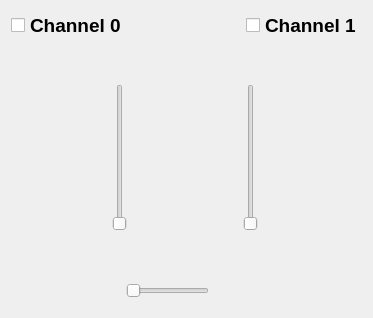
Before: the Qt Designer form ui/mainwindow.ui in Melomanstd/daq_gui, drawn with Qt 5.
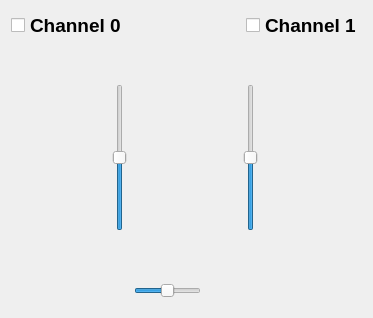
After: the same form once the commit is applied. Icons and pictures are not drawn.

Patch:
```diff
--- a/ui/mainwindow.ui
+++ b/ui/mainwindow.ui
@@ -119,6 +119,15 @@
           <property name="layoutDirection">
            <enum>Qt::LeftToRight</enum>
           </property>
+          <property name="minimum">
+           <number>-100</number>
+          </property>
+          <property name="maximum">
+           <number>100</number>
+          </property>
+          <property name="value">
+           <number>0</number>
+          </property>
           <property name="orientation">
            <enum>Qt::Vertical</enum>
           </property>
@@ -215,6 +224,15 @@
           <property name="toolTip">
            <string>Voltage range</string>
           </property>
+          <property name="minimum">
+           <number>-100</number>
+          </property>
+          <property name="maximum">
+           <number>100</number>
+          </property>
+          <property name="value">
+           <number>0</number>
+          </property>
           <property name="orientation">
            <enum>Qt::Vertical</enum>
           </property>
@@ -264,6 +282,19 @@
     </item>
     <item>
      <layout class="QHBoxLayout" name="horizontalLayout">
+      <item>
+       <spacer name="horizontalSpacer_4">
+        <property name="orientation">
+         <enum>Qt::Horizontal</enum>
+        </property>
+        <property name="sizeHint" stdset="0">
+         <size>
+          <width>40</width>
+          <height>20</height>
+         </size>
+        </property>
+       </spacer>
+      </item>
       <item>
        <widget class="QPushButton" name="parameters_btn">
         <property name="minimumSize">
@@ -364,6 +395,15 @@
         <property name="toolTip">
          <string>Speed</string>
         </property>
+        <property name="minimum">
+         <number>50</number>
+        </property>
+        <property name="maximum">
+         <number>100</number>
+        </property>
+        <property name="value">
+         <number>75</number>
+        </property>
         <property name="orientation">
          <enum>Qt::Horizontal</enum>
         </property>
@@ -493,6 +533,19 @@
         </property>
        </widget>
       </item>
+      <item>
+       <spacer name="horizontalSpacer_5">
+        <property name="orientation">
+         <enum>Qt::Horizontal</enum>
+        </property>
+        <property name="sizeHint" stdset="0">
+         <size>
+          <width>40</width>
+          <height>20</height>
+         </size>
+        </property>
+       </spacer>
+      </item>
      </layout>
     </item>
    </layout>
```
Left out of the diff: 4 changed lines with no effect on the pictures.
